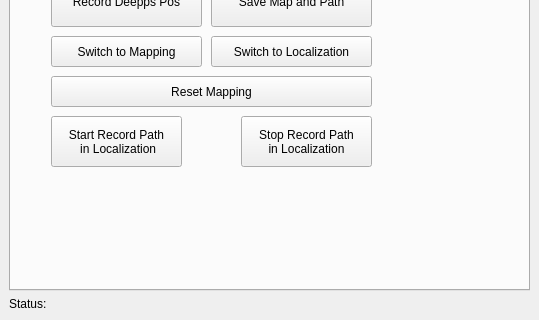
Before: the Qt Designer form src/rqt_state_machine/state_machine_controller.ui in JingruiYu/rqt_state_machine, drawn with Qt 5; both pictures show x 0 to 539 and y 169 to 489 of the 539 by 489 pixel window.
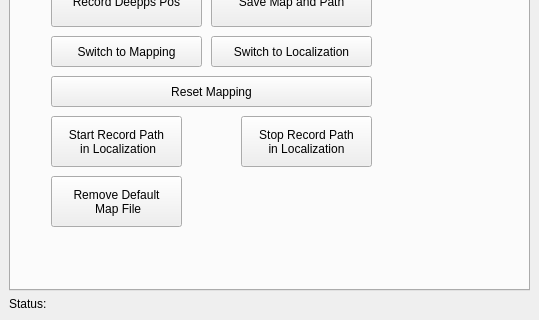
After: the same form once the commit is applied. The open tabs and pages were chosen to show the change.

Commit message: add button to remove default map file of Slam module

The edit to the form file:
```diff
--- a/src/rqt_state_machine/state_machine_controller.ui
+++ b/src/rqt_state_machine/state_machine_controller.ui
@@ -400,6 +400,20 @@
            <string>Record Deepps Pos</string>
           </property>
          </widget>
+         <widget class="QPushButton" name="removeDefaultMapFile">
+          <property name="geometry">
+           <rect>
+            <x>40</x>
+            <y>310</y>
+            <width>131</width>
+            <height>51</height>
+           </rect>
+          </property>
+          <property name="text">
+           <string>Remove Default 
+ Map File</string>
+          </property>
+         </widget>
         </widget>
         <widget class="QWidget" name="tabFreespace">
          <attribute name="title">
```
The commit also changes 2 other files.
